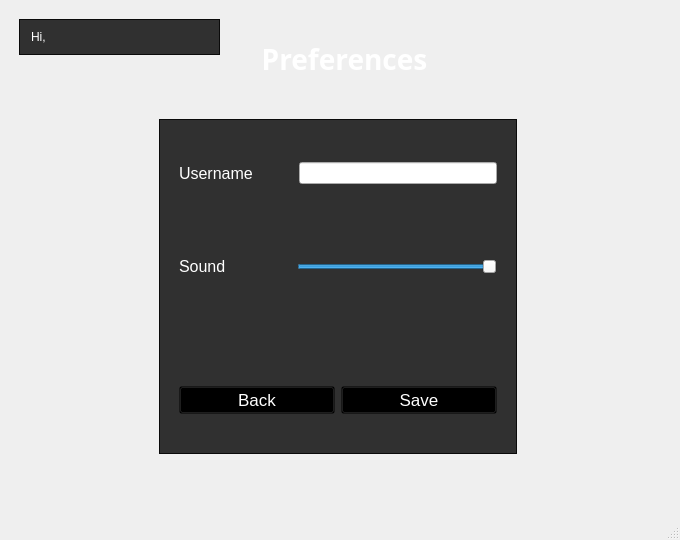
The window that BackgammonPP/mainwindow.ui (daniilgrbic/BackgammonPP) describes before a commit, drawn with Qt 5.
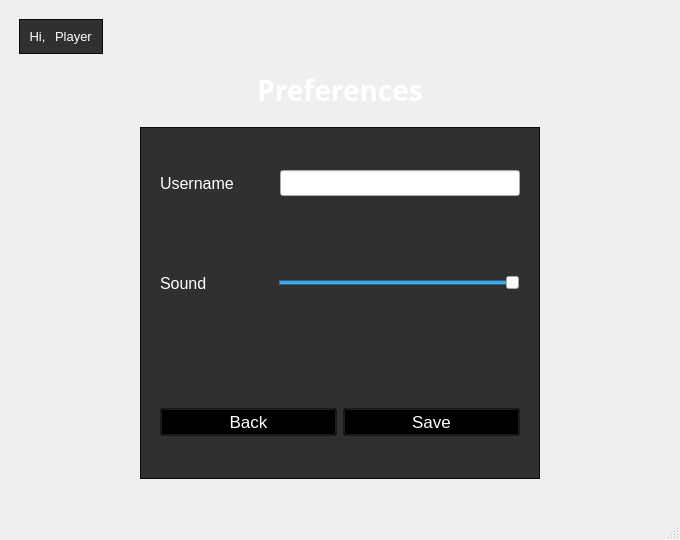
The same window after the commit. The open tabs and pages were chosen to show the change.

Commit message: Update preferences layout

The edit to the form file:
```diff
--- a/BackgammonPP/mainwindow.ui
+++ b/BackgammonPP/mainwindow.ui
@@ -819,16 +819,117 @@
         </widget>
        </widget>
       </widget>
-      <widget class="QWidget" name="preferences">
-       <widget class="QLabel" name="title_label_2">
-        <property name="geometry">
-         <rect>
-          <x>-10</x>
-          <y>20</y>
-          <width>691</width>
-          <height>61</height>
-         </rect>
+      <widget class="QWidget" name="Preferences">
+       <layout class="QVBoxLayout" name="verticalLayout_5" stretch="2,3,20">
+        <property name="spacing">
+         <number>10</number>
         </property>
+        <property name="leftMargin">
+         <number>10</number>
+        </property>
+        <property name="topMargin">
+         <number>10</number>
+        </property>
+        <property name="rightMargin">
+         <number>10</number>
+        </property>
+        <property name="bottomMargin">
+         <number>30</number>
+        </property>
+        <item>
+         <layout class="QHBoxLayout" name="preferencesRow_1">
+          <item>
+           <widget class="QFrame" name="framePreferenceGreeting">
+            <property name="minimumSize">
+             <size>
+              <width>0</width>
+              <height>0</height>
+             </size>
+            </property>
+            <property name="styleSheet">
+             <string notr="true">QFrame {
+	color: white;
+	background-color: rgba(0, 0, 0, 0.8);
+}</string>
+            </property>
+            <property name="frameShape">
+             <enum>QFrame::StyledPanel</enum>
+            </property>
+            <property name="frameShadow">
+             <enum>QFrame::Raised</enum>
+            </property>
+            <layout class="QHBoxLayout" name="horizontalLayout_9">
+             <property name="topMargin">
+              <number>6</number>
+             </property>
+             <property name="bottomMargin">
+              <number>6</number>
+             </property>
+             <item>
+              <widget class="QLabel" name="labelPrefHi">
+               <property name="maximumSize">
+                <size>
+                 <width>30</width>
+                 <height>16777215</height>
+                </size>
+               </property>
+               <property name="font">
+                <font>
+                 <pointsize>10</pointsize>
+                </font>
+               </property>
+               <property name="styleSheet">
+                <string notr="true">QLabel {
+	background-color: rgba(0, 0, 0, 0);
+}</string>
+               </property>
+               <property name="text">
+                <string>Hi, </string>
+               </property>
+               <property name="alignment">
+                <set>Qt::AlignRight|Qt::AlignTrailing|Qt::AlignVCenter</set>
+               </property>
+              </widget>
+             </item>
+             <item>
+              <widget class="QLabel" name="labelPrefUsername">
+               <property name="font">
+                <font>
+                 <pointsize>10</pointsize>
+                </font>
+               </property>
+               <property name="styleSheet">
+                <string notr="true">QLabel {
+	background-color: rgba(0, 0, 0, 0);
+}</string>
+               </property>
+               <property name="text">
+                <string>Player</string>
+               </property>
+              </widget>
+             </item>
+            </layout>
+           </widget>
+          </item>
+          <item>
+           <spacer name="horizontalSpacer">
+            <property name="orientation">
+             <enum>Qt::Horizontal</enum>
+            </property>
+            <property name="sizeHint" stdset="0">
+             <size>
+              <width>40</width>
+              <height>20</height>
+             </size>
+            </property>
+           </spacer>
+          </item>
+         </layout>
+        </item>
+        <item>
+         <layout class="QHBoxLayout" name="preferencesRow_2">
+          <item>
+           <widget class="QLabel" name="preferenceTitle">
         <property name="font">
          <font>
           <family>Corbel</family>
@@ -852,14 +953,31 @@
          <set>Qt::AlignCenter</set>
         </property>
        </widget>
-       <widget class="QFrame" name="frame_10">
-        <property name="geometry">
-         <rect>
-          <x>150</x>
-          <y>110</y>
-          <width>358</width>
-          <height>335</height>
-         </rect>
+          </item>
+         </layout>
+        </item>
+        <item>
+         <layout class="QHBoxLayout" name="preferencesRow_3">
+          <item>
+           <spacer name="preferencesLeftHorizontalSpacer">
+            <property name="orientation">
+             <enum>Qt::Horizontal</enum>
+            </property>
+            <property name="sizeHint" stdset="0">
+             <size>
+              <width>40</width>
+              <height>20</height>
+             </size>
+            </property>
+           </spacer>
+          </item>
+          <item>
+           <widget class="QFrame" name="framePreferenceContent">
+            <property name="minimumSize">
+             <size>
+              <width>400</width>
+              <height>0</height>
+             </size>
         </property>
         <property name="styleSheet">
          <string notr="true">QFrame {
@@ -909,7 +1027,7 @@
              </widget>
             </item>
             <item>
-             <spacer name="horizontalSpacer">
+                 <spacer name="framePreferenceContentUsernameHorizontalSpacer">
               <property name="orientation">
                <enum>Qt::Horizontal</enum>
               </property>
@@ -926,6 +1044,11 @@
             </item>
             <item>
              <widget class="QLineEdit" name="lineEdit">
+                  <property name="font">
+                   <font>
+                    <pointsize>11</pointsize>
+                   </font>
+                  </property>
               <property name="styleSheet">
                <string notr="true"/>
               </property>
@@ -1087,66 +1210,23 @@
          </item>
         </layout>
        </widget>
-       <widget class="QFrame" name="framePreferenceStatus">
-        <property name="geometry">
-         <rect>
-          <x>10</x>
-          <y>10</y>
-          <width>201</width>
-          <height>36</height>
-         </rect>
-        </property>
-        <property name="styleSheet">
-         <string notr="true">QFrame {
-	color: white;
-	background-color: rgba(0, 0, 0, 0.8);
-}</string>
-        </property>
-        <property name="frameShape">
-         <enum>QFrame::StyledPanel</enum>
-        </property>
-        <property name="frameShadow">
-         <enum>QFrame::Raised</enum>
-        </property>
-        <layout class="QHBoxLayout" name="horizontalLayout_9">
-         <property name="topMargin">
-          <number>6</number>
-         </property>
-         <property name="bottomMargin">
-          <number>6</number>
-         </property>
+          </item>
          <item>
-          <widget class="QLabel" name="labelPrefHi">
-           <property name="maximumSize">
+           <spacer name="preferencesRightHorizontalSpacer">
+            <property name="orientation">
+             <enum>Qt::Horizontal</enum>
+            </property>
+            <property name="sizeHint" stdset="0">
             <size>
-             <width>20</width>
-             <height>16777215</height>
-            </size>
-           </property>
-           <property name="styleSheet">
-            <string notr="true">QLabel {
-	background-color: rgba(0, 0, 0, 0);
-}</string>
-           </property>
-           <property name="text">
-            <string>Hi, </string>
-           </property>
-           <property name="alignment">
-            <set>Qt::AlignRight|Qt::AlignTrailing|Qt::AlignVCenter</set>
-           </property>
-          </widget>
-         </item>
-         <item>
-          <widget class="QLabel" name="labelPrefUsername">
-           <property name="styleSheet">
-            <string notr="true">QLabel {
-	background-color: rgba(0, 0, 0, 0);
-}</string>
-           </property>
-          </widget>
-         </item>
-        </layout>
-       </widget>
+              <width>40</width>
+              <height>20</height>
+             </size>
+            </property>
+           </spacer>
+          </item>
+         </layout>
+        </item>
+       </layout>
       </widget>
       <widget class="QWidget" name="JoinGame">
        <widget class="QFrame" name="frame_12">
```
Left out of the diff: 12 changed lines with no effect on the pictures. Lines whose indentation alone changed are shown as unchanged.
